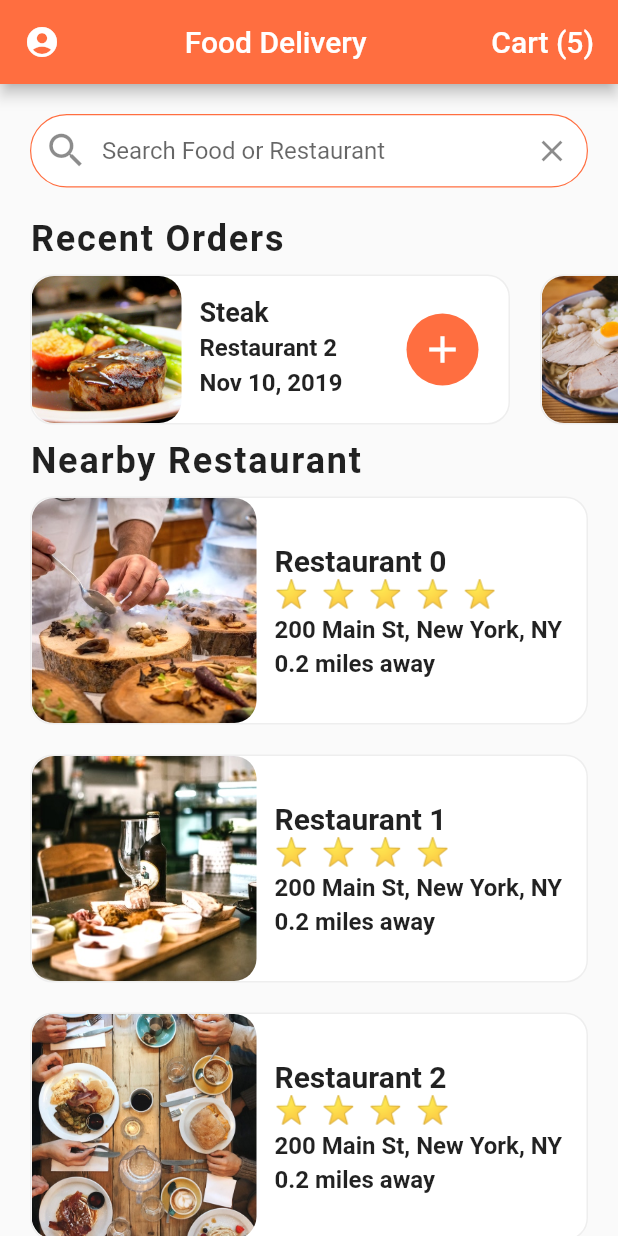
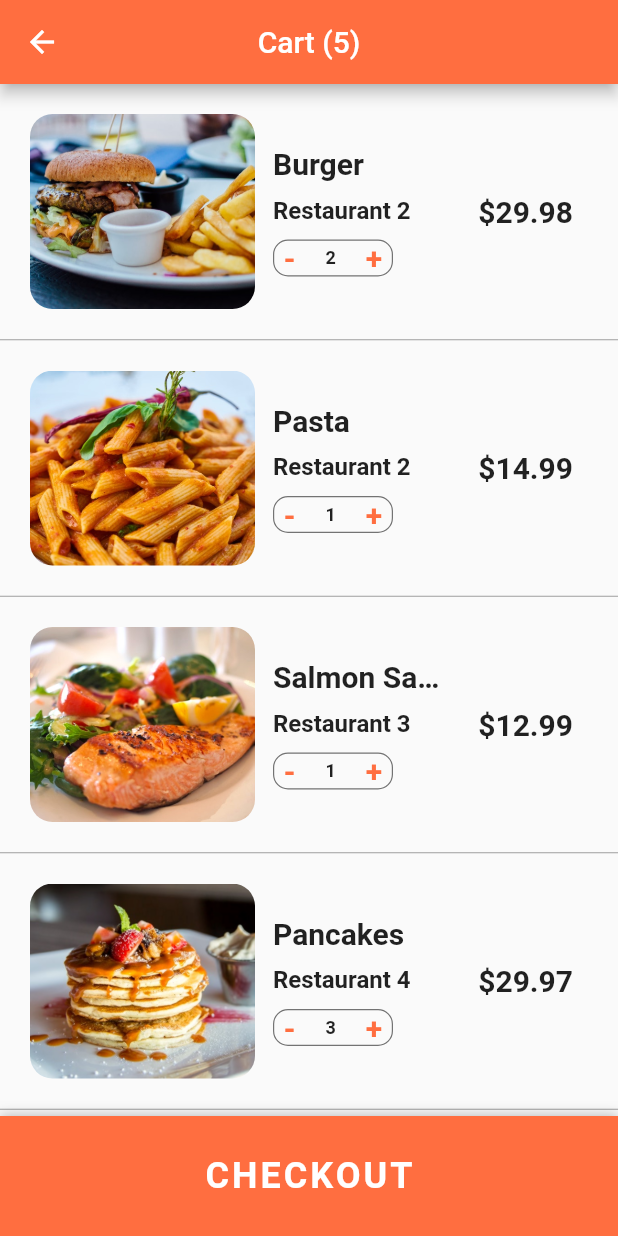
Before and after one commit to merkyRobs/zappy_restro, a Flutter app: the screen it shows after launch, after a tap on an icon or button, on a phone screen of 412 x 824 dp. Run offline on Flutter 3.47's test engine with Material 2 defaults, Android fonts, the phone set to English and light mode, and no system bars.

Commit message:
Added Cart Logic

```diff
--- /dev/null
+++ b/lib/screens/cart_screen.dart
@@ -0,0 +1,221 @@
+import 'package:flutter/material.dart';
+import 'package:zappy_restro/data/data.dart';
+import 'package:zappy_restro/model/order.dart';
+
+class CartScreen extends StatefulWidget {
+  CartScreen({Key key}) : super(key: key);
+
+  @override
+  _CartScreenState createState() => _CartScreenState();
+}
+
+class _CartScreenState extends State<CartScreen> {
+  _buildCartItem(Order itemOrder) {
+    return Container(
+      padding: EdgeInsets.all(20.0),
+      height: 170.0,
+      child: Row(
+        children: <Widget>[
+          Expanded(
+            child: Row(
+              children: <Widget>[
+                Container(
+                  width: 150.0,
+                  decoration: BoxDecoration(
+                      image: DecorationImage(
+                          image: AssetImage(itemOrder.food.imageUrl),
+                          fit: BoxFit.cover),
+                      borderRadius: BorderRadius.circular(15.0)),
+                ),
+                Expanded(
+                  child: Container(
+                    margin: EdgeInsets.all(12.0),
+                    child: Column(
+                      mainAxisAlignment: MainAxisAlignment.center,
+                      crossAxisAlignment: CrossAxisAlignment.start,
+                      children: <Widget>[
+                        Text(
+                          itemOrder.food.name,
+                          style: TextStyle(
+                              fontSize: 20.0, fontWeight: FontWeight.bold),
+                          overflow: TextOverflow.ellipsis,
+                        ),
+                        SizedBox(
+                          height: 10.0,
+                        ),
+                        Text(
+                          itemOrder.restaurant.name,
+                          style: TextStyle(
+                              fontSize: 16.0, fontWeight: FontWeight.w600),
+                          overflow: TextOverflow.ellipsis,
+                        ),
+                        SizedBox(
+                          height: 10.0,
+                        ),
+                        Container(
+                          width: 80.0,
+                          decoration: BoxDecoration(
+                              borderRadius: BorderRadius.circular(10.0),
+                              border: Border.all(
+                                width: 0.8,
+                                color: Colors.black54,
+                              )),
+                          child: Row(
+                            mainAxisAlignment: MainAxisAlignment.center,
+                            children: <Widget>[
+                              GestureDetector(
+                                onTap: () {},
+                                child: Text(
+                                  '-',
+                                  style: TextStyle(
+                                      color: Theme.of(context).primaryColor,
+                                      fontSize: 20.0,
+                                      fontWeight: FontWeight.w600),
+                                ),
+                              ),
+                              SizedBox(
+                                width: 20.0,
+                              ),
+                              Text(
+                                itemOrder.quantity.toString(),
+                                style: TextStyle(
+                                    fontSize: 12.0,
+                                    fontWeight: FontWeight.w600),
+                              ),
+                              SizedBox(
+                                width: 20.0,
+                              ),
+                              GestureDetector(
+                                onTap: () {},
+                                child: Text(
+                                  '+',
+                                  style: TextStyle(
+                                      color: Theme.of(context).primaryColor,
+                                      fontSize: 20.0,
+                                      fontWeight: FontWeight.w600),
+                                ),
+                              ),
+                            ],
+                          ),
+                        )
+                      ],
+                    ),
+                  ),
+                )
+              ],
+            ),
+          ),
+          Container(
+            margin: EdgeInsets.all(10.0),
+            child: Text(
+              "\$${itemOrder.quantity * itemOrder.food.price}",
+              style: TextStyle(fontWeight: FontWeight.w600, fontSize: 20.0),
+            ),
+          )
+        ],
+      ),
+    );
+  }
+
+  @override
+  Widget build(BuildContext context) {
+
+    double totalPrice=0;
+    currentUser.cart.forEach((Order order)=> totalPrice += order.quantity * order.food.price);
+
+    return Container(
+      child: Scaffold(
+        appBar: AppBar(
+          centerTitle: true,
+          title: Text('Cart (${currentUser.cart.length})'),
+        ),
+        body: ListView.separated(
+          itemCount: currentUser.cart.length + 1,
+          itemBuilder: (BuildContext context, int index) {
+            if (index < currentUser.cart.length) {
+              Order order = currentUser.cart[index];
+              return _buildCartItem(order);
+            }
+            return Padding(
+              padding: EdgeInsets.all(20.0),
+              child: Column(
+                children: <Widget>[
+                  Row(
+                    mainAxisAlignment: MainAxisAlignment.spaceBetween,
+                    children: <Widget>[
+                      Text(
+                        'Estimated Delivery time',
+                        style: TextStyle(
+                          fontSize: 20.0,
+                          fontWeight: FontWeight.w600,
+                        ),
+                      ),
+                      Text('25min', style: TextStyle(
+                          fontSize: 20.0,
+                          fontWeight: FontWeight.w600,
+                        ),)
+                    ],
+                  ),
+                  SizedBox(height: 10.0,),
+                  Row(
+                    mainAxisAlignment: MainAxisAlignment.spaceBetween,
+                    children: <Widget>[
+                      Text(
+                        'Total Cost',
+                        style: TextStyle(
+                          fontSize: 20.0,
+                          fontWeight: FontWeight.w600,
+                        ),
+                      ),
+                      Text(
+                        '\$${totalPrice.toStringAsFixed(2)}',
+                        style: TextStyle(
+                          color: Colors.green[700],
+                          fontSize: 20.0,
+                          fontWeight: FontWeight.w600,
+                        ),)
+                    ],
+                  ),
+                  SizedBox(height: 80.0,)
+                ],
+              ),
+            );
+          },
+          separatorBuilder: (BuildContext conntext, int index) {
+            return Divider(
+              height: 1.0,
+              color: Colors.grey,
+            );
+          },
+        ),
+        bottomSheet: Container(
+          height: 80.0,
+          width: MediaQuery.of(context).size.width,
+          decoration: BoxDecoration(
+            color: Theme.of(context).primaryColor,
+            boxShadow: [
+              BoxShadow(
+                color: Colors.black26,
+                offset: Offset(0, -1),
+                blurRadius: 6.0
+              )
+            ]
+          ),
+          child: Center(
+            child:
+            FlatButton(onPressed: (){},
+              child: Text("CHECKOUT",
+              style: TextStyle(
+                color: Colors.white,
+                fontSize: 24.0,
+                fontWeight: FontWeight.bold,
+                letterSpacing: 2.0
+              ),
+            )
+            ),
+          ),
+        ),
+      ),
+    );
+  }
+}
--- a/lib/screens/home.dart
+++ b/lib/screens/home.dart
@@ -4,6 +4,7 @@ import 'package:zappy_restro/model/restaurant.dart';
 import 'package:zappy_restro/widgets/rating_starts.dart';
 import 'package:zappy_restro/widgets/recent_orders.dart';
 
+import 'cart_screen.dart';
 import 'restauranr_screen.dart';
 
 class HomeScreen extends StatefulWidget {
@@ -97,7 +98,8 @@ class _HomeState extends State<HomeScreen> {
         ),
         actions: <Widget>[
           FlatButton(
-              onPressed: () {},
+              onPressed: () => Navigator.push(context,
+                        MaterialPageRoute(builder: (_)=> CartScreen())),
               child: Text(
                 "Cart (${currentUser.cart.length})",
                 style: TextStyle(color: Colors.white, fontSize: 20.0),
```
